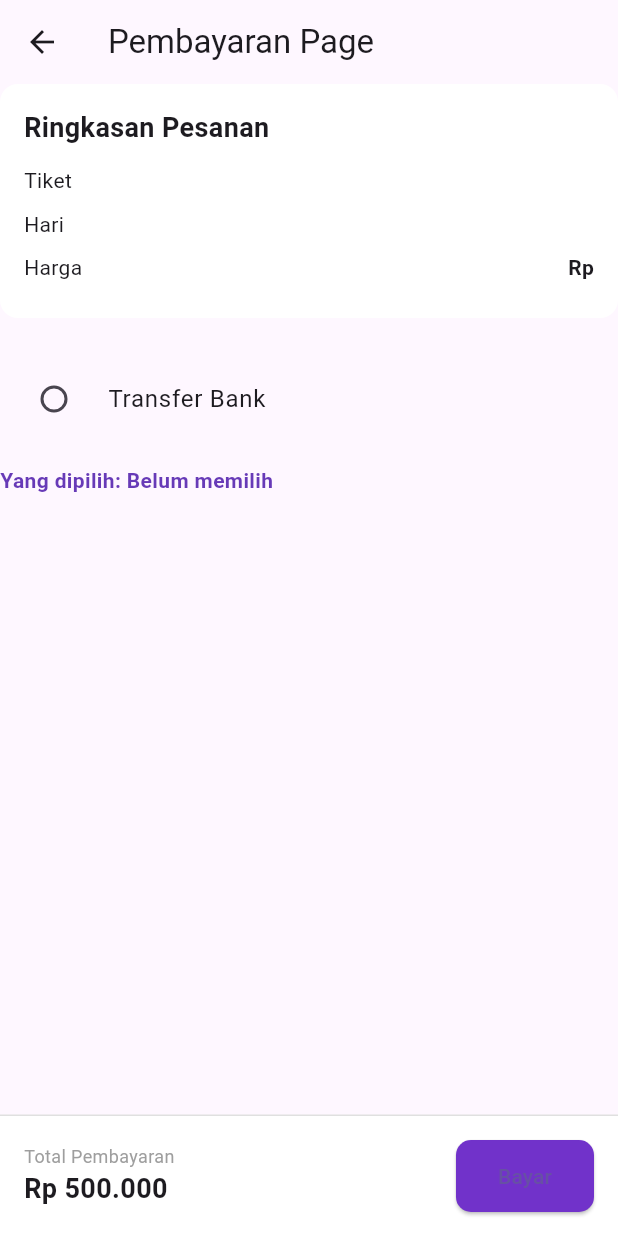
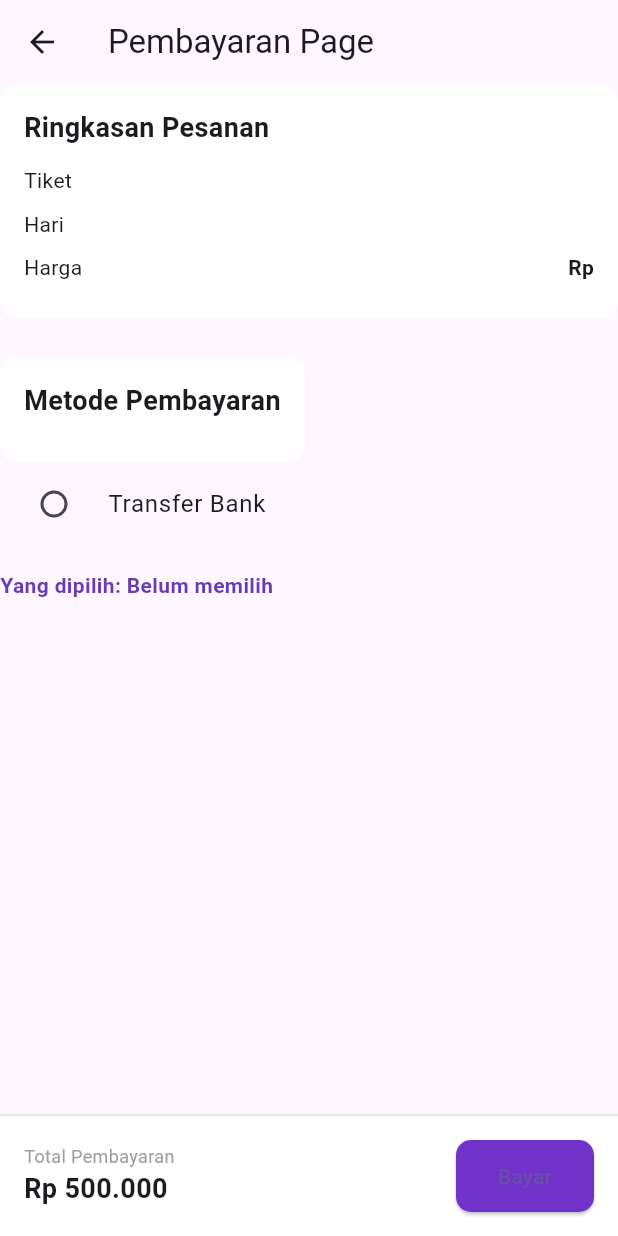
Before and after one commit to Frientia/project_mobile_UAS, a Flutter app: the PaymentPage screen opened directly with empty values, on a phone screen of 412 x 824 dp. Run offline on Flutter 3.47's test engine with Material 3 defaults, Android fonts, the phone set to English and light mode, and no system bars; our stand-ins replace firebase_auth, firebase_core, flutter_dotenv, lottie, shared_preferences, supabase_flutter; accounts and stored records are empty.

Commit message:
menambahkan tekks metode pembayaran dengan card

```diff
--- a/lib/pages/payment_page.dart
+++ b/lib/pages/payment_page.dart
@@ -69,6 +69,12 @@ class _PaymentPageState extends State<PaymentPage> {
               ),
             ),
             SizedBox(height: 26),
+            _sectionCard(
+              title: 'Metode Pembayaran',
+              child: Column(
+                children: []
+              ),
+            ),
             RadioListTile(
               value: 'Transfer Bank',
               groupValue: selectedPayment,
```
